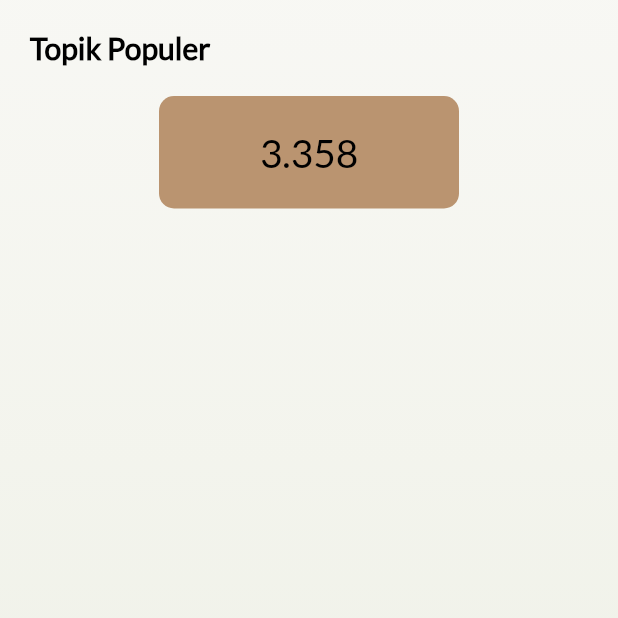
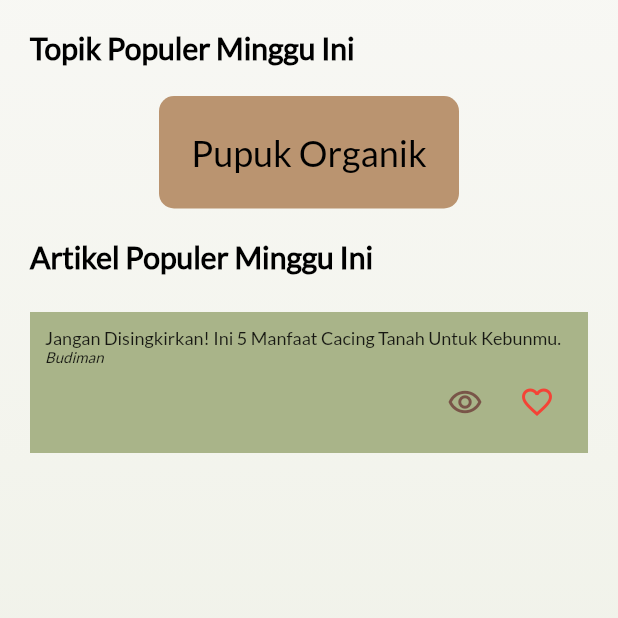
Before and after one commit to anandashadrina/AgroTalk, a Flutter app: the PopularPage screen opened directly, on a phone screen of 412 x 824 dp, the top half of it. Run offline on Flutter 3.47's test engine with Material 2 defaults, Android fonts, the phone set to English and light mode, and no system bars; our stand-ins replace font_awesome_flutter.

Commit message:
nambahin dikit popularpage admin

```diff
--- a/lib/Pages/Admin Page/PopularPage.dart
+++ b/lib/Pages/Admin Page/PopularPage.dart
@@ -1,3 +1,4 @@
+import 'package:flutter/gestures.dart';
 import 'package:flutter/material.dart';
 import 'package:font_awesome_flutter/font_awesome_flutter.dart';
 
@@ -34,7 +35,7 @@ class _PopularPageState extends State<PopularPage> {
                       crossAxisAlignment: CrossAxisAlignment.center,
                       children: [
                         Text(
-                          "Topik Populer",
+                          "Topik Populer Minggu Ini",
                           style: TextStyle(
                               fontSize: 20,
                               color: Colors.black,
@@ -52,9 +53,9 @@ class _PopularPageState extends State<PopularPage> {
                           mainAxisAlignment: MainAxisAlignment.center,
                           children: [
                             Text(
-                              "3.358",
+                              "Pupuk Organik",
                               style: TextStyle(
-                                fontSize: 26,
+                                fontSize: 24,
                                 color: Colors.black,
                                 fontFamily: "Lato",
                               ),
@@ -70,10 +71,89 @@ class _PopularPageState extends State<PopularPage> {
                       ),
                     ],
                   ),
+                  Padding(
+                    padding: const EdgeInsets.all(20.0),
+                    child: Row(
+                      mainAxisAlignment: MainAxisAlignment.start,
+                      crossAxisAlignment: CrossAxisAlignment.center,
+                      children: const [
+                        Text(
+                          "Artikel Populer Minggu Ini",
+                          style: TextStyle(
+                              fontSize: 20,
+                              color: Colors.black,
+                              fontWeight: FontWeight.bold,
+                              fontFamily: "Lato"),
+                        ),
+                      ],
+                    ),
+                  ),
+                  Padding(
+                    padding: const EdgeInsets.fromLTRB(20, 5, 20, 5),
+                    child: Container(
+                      width: double.infinity,
+                      alignment: AlignmentDirectional.centerStart,
+                      decoration: const BoxDecoration(color: Color(0xFFA9B489)),
+                      child: Padding(
+                        padding: const EdgeInsets.all(10.0),
+                        child: Row(
+                          mainAxisAlignment: MainAxisAlignment.start,
+                          children: [
+                            Expanded(
+                              flex: 5,
+                              child: Column(
+                                crossAxisAlignment: CrossAxisAlignment.start,
+                                children: [
+                                  Wrap(
+                                    children: [
+                                      Text(
+                                        "Jangan Disingkirkan! Ini 5 Manfaat Cacing Tanah Untuk Kebunmu.",
+                                        style: TextStyle(
+                                          fontSize: 12,
+                                        ),
+                                        textAlign: TextAlign.start,
+                                      ),
+                                    ],
+                                  ),
+                                  Row(
+                                    children: [
+                                      Text(
+                                        "Budiman",
+                                        style: TextStyle(
+                                            fontSize: 10,
+                                            fontStyle: FontStyle.italic),
+                                        textAlign: TextAlign.start,
+                                      )
+                                    ],
+                                  ),
+                                  Row(
+                                    mainAxisAlignment: MainAxisAlignment.end,
+                                    children: [
+                                      IconButton(
+                                        onPressed: () {},
+                                        icon:
+                                            Icon(Icons.remove_red_eye_outlined),
+                                        color: Colors.brown,
+                                      ),
+                                      IconButton(
+                                        onPressed: () {},
+                                        icon: Icon(
+                                            Icons.favorite_border_outlined),
+                                        color: Colors.red,
+                                      ),
+                                    ],
+                                  ),
+                                ],
+                              ),
+                            ),
+                          ],
+                        ),
+                      ),
+                    ),
+                  ),
                 ],
               ),
             ),
-
           ],
         ),
       ),
```
